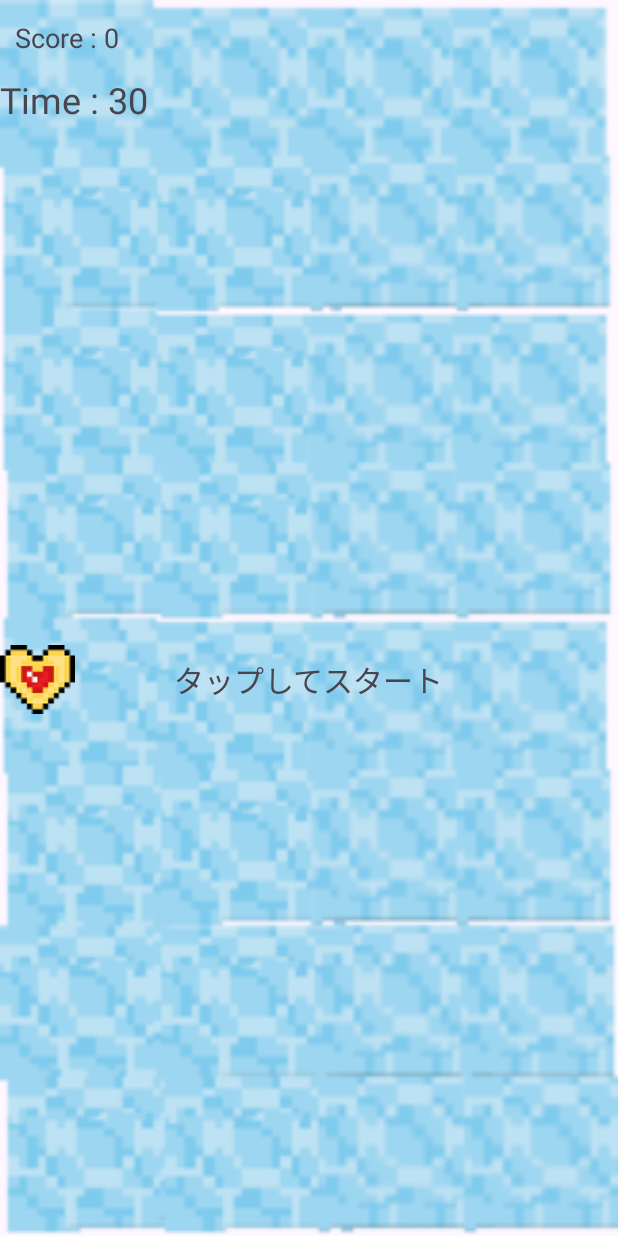
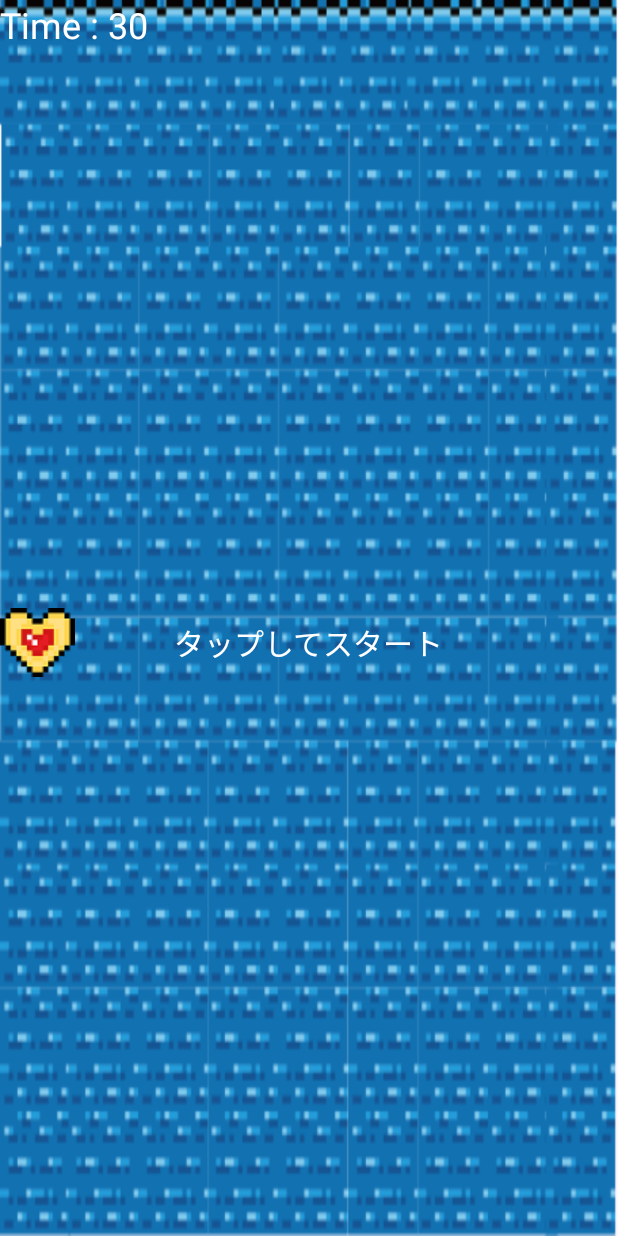
Before and after one commit to lisa6w6asil/ICEinWonderLand, an Android app: the fragment CatchBallFragment shown on its own in the app's theme, on a phone screen of 412 x 824 dp. Run offline under Robolectric (Android 15) with nearby library versions, the phone set to English and light mode, and no system bars.

Commit message:
no message

```diff
--- a/app/src/main/java/com/example/iceinwonderland/ui/catchball/CatchBallFragment.java
+++ b/app/src/main/java/com/example/iceinwonderland/ui/catchball/CatchBallFragment.java
@@ -25,21 +25,20 @@ import com.example.iceinwonderland.ui.result.GameOverFragment;
 
 public class CatchBallFragment extends Fragment {
 
-    private TextView scoreLabel, startLabel, timerLabel;
+    private TextView  startLabel, timerLabel;
     private ImageView box, orange, pink, black;
     private int frameHeight, boxSize, screenWidth, screenHeight;
     private float boxY;
     private float orangeX, orangeY;
     private float pinkX, pinkY;
     private float blackX, blackY;
-    private int score = 0;
     private Handler handler = new Handler();
     private Runnable runnable;
     private boolean action_flg = false;
     private boolean start_flg = false;
 
     private CountDownTimer countDownTimer; // 追加
-    private final long timeLimit = 30000; // 30秒（ミリ秒）
+    private final long timeLimit = 15000; // 15秒（ミリ秒）
     private GameResultCallback callback;
 
     public static Fragment newInstance() {
@@ -65,7 +64,6 @@ public class CatchBallFragment extends Fragment {
     public void onViewCreated(@NonNull View view, @Nullable Bundle savedInstanceState) {
         super.onViewCreated(view, savedInstanceState);
 
-        scoreLabel = view.findViewById(R.id.scoreLabel);
         startLabel = view.findViewById(R.id.startLabel);
         timerLabel = view.findViewById(R.id.timerLabel); // タイマー用テキスト
         box = view.findViewById(R.id.box);
@@ -88,7 +86,6 @@ public class CatchBallFragment extends Fragment {
         black.setX(-80.0f);
         black.setY(-80.0f);
 
-        scoreLabel.setText("Score : 0");
         timerLabel.setText("Time : 30");
 
         // **boxのY座標を正しく取得するためにpost()を使用**
@@ -166,25 +163,18 @@ public class CatchBallFragment extends Fragment {
 
         // 当たり判定
         if (hitCheck(orangeX, orangeY, orange)) {
-            score += 10;
-            orangeX = -10;
-        }
-        if (hitCheck(pinkX, pinkY, pink)) {
-            score += 30;
-            pinkX = -10;
-        }
-        if (hitCheck(blackX, blackY, black)) {
             moveResult(false);
             return;
         }
-
-        // **300点以上で moveResult = true**
-        if (score >= 300) {
-            moveResult(true);
+        if (hitCheck(pinkX, pinkY, pink)) {
+            moveResult(false);
+            return;
         }
-
-        // スコア更新
-        scoreLabel.setText("Score : " + score);
+        if (hitCheck(blackX, blackY, black)) {
+            callback.onGameResult(false);
+            moveResult(false);
+            return;
+        }
     }
 
     public void boxMove() {
@@ -228,7 +218,7 @@ public class CatchBallFragment extends Fragment {
 
             @Override
             public void onFinish() {
-               moveResult(false);
+               moveResult(true);
             }
         }.start();
     }
@@ -244,7 +234,14 @@ public class CatchBallFragment extends Fragment {
         stopTimer();
         handler.removeCallbacks(runnable);
         handler = null;
-        if (callback == null) return;
-        callback.onGameResult(isClear);
+
+        if (callback == null)
+            return;
+        if (isClear) {
+            callback.onGameResult(true);
+        } else {
+            callback.onGameResult(false);
+        }
+
     }
 }
--- a/app/src/main/java/com/example/iceinwonderland/ui/video/VideoFragment.java
+++ b/app/src/main/java/com/example/iceinwonderland/ui/video/VideoFragment.java
@@ -12,6 +12,7 @@ import androidx.fragment.app.Fragment;
 import androidx.fragment.app.FragmentTransaction;
 
 import com.example.iceinwonderland.R;
+import com.example.iceinwonderland.ui.catchball.CatchBallFragment;
 import com.example.iceinwonderland.ui.stageselect.StageSelectFragment;
 
 public class VideoFragment extends Fragment {
@@ -46,7 +47,7 @@ public class VideoFragment extends Fragment {
         // 動画再生終了時のリスナーを設定
         videoView.setOnCompletionListener(mp -> {
             // 動画が終了したらStageSelectFragmentに遷移
-            replaceFragment(new StageSelectFragment());
+            replaceFragment(new CatchBallFragment());
         });
 
         return view;
--- a/app/src/main/res/layout/fragment_catchball.xml
+++ b/app/src/main/res/layout/fragment_catchball.xml
@@ -6,17 +6,9 @@
     android:layout_height="match_parent"
     tools:context=".MainActivity"
     android:orientation="vertical"
-    android:background="@drawable/game1_background"
+    android:background="@drawable/game0_background"
     android:id="@+id/main">
 
-    <TextView
-        android:id="@+id/scoreLabel"
-        android:layout_width="match_parent"
-        android:layout_height="50dp"
-        android:text="Score : 300"
-        android:textSize="18sp"
-        android:paddingLeft="10dp"
-        android:gravity="center_vertical"/>
 
     <TextView
         android:id="@+id/timerLabel"
@@ -24,6 +16,7 @@
         android:layout_height="wrap_content"
         android:text="Time : 30"
         android:textSize="24sp"
+        android:textColor="@color/white"
         android:layout_gravity="left"/>
 
     <FrameLayout
@@ -37,6 +30,7 @@
             android:layout_height="wrap_content"
             android:text="タップしてスタート"
             android:textSize="20sp"
+            android:textColor="@color/white"
             android:layout_gravity="center"/>
 
         <ImageView
```
Also changed, not shown: app/src/main/res/drawable/black.png, app/src/main/res/drawable/orange.png, app/src/main/res/drawable/pink.png.
